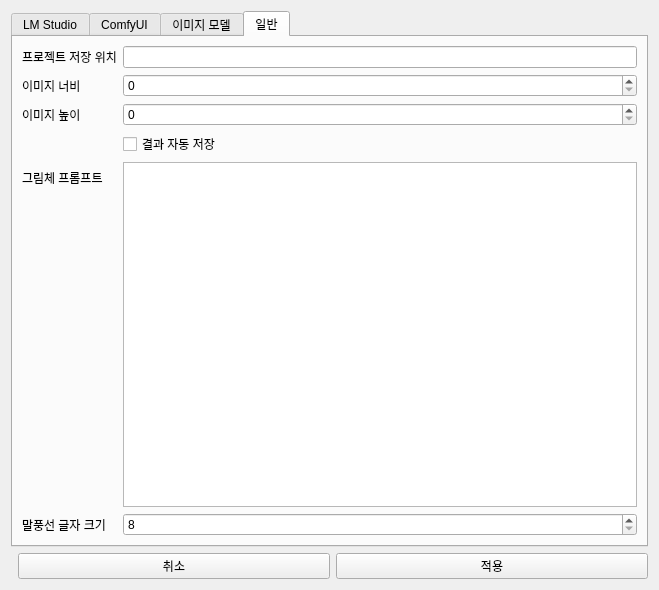
Old version of the form ui/settings/settings_window.ui in the repository Donian-kor/4cut_LocalComic_Studio.
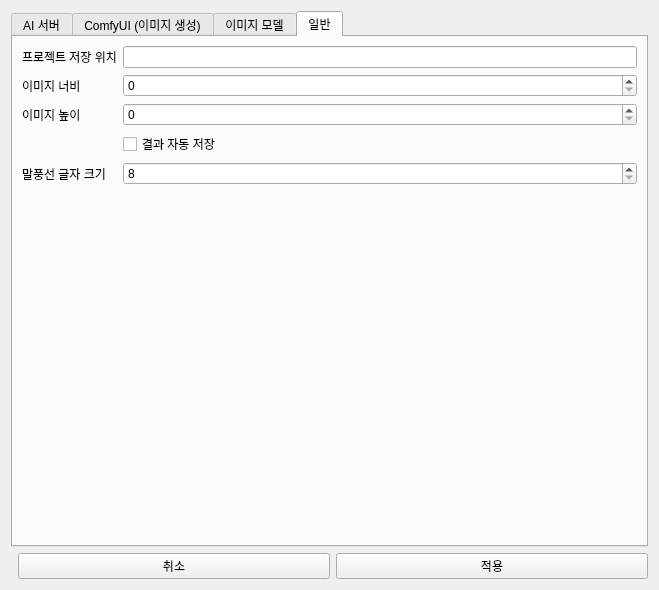
New version of the form. The open tabs and pages were chosen to show the change.

Commit message:
feat(ui): 스타일 프리셋 드롭다운 도입 및 설정창 그림체 프롬프트 제거
- `IdeaSection`에서 `styleEdit` QLineEdit을 QComboBox로 교체하고 5가지 스타일 프리셋(기본, kr웹툰, 일본만화, 서양판타지, 일상로맨스) 추가
- 설정창에서 그림체 프롬프트 필드 제거 및 `style_prompt` 설정 저장 로직 제거
- `IdeaSection`에 `settings_manager` 의존성 주입
- 설정 탭 제목 변경(LM Studio → AI 서버, ComfyUI → ComfyUI (이미지 생성))
- `.gitignore`에 `*.png`, `_ui.py`, `.vscode/` 추가 및 임시 파일 삭제

What changed in the file:
```diff
--- a/ui/settings/settings_window.ui
+++ b/ui/settings/settings_window.ui
@@ -6,7 +6,7 @@
   <property name="minimumSize"><size><width>650</width><height>500</height></size></property>
   <layout class="QVBoxLayout" name="verticalLayout">
    <item><widget class="QTabWidget" name="tabs">
-    <widget class="QWidget" name="lmstudioTab"><attribute name="title"><string>LM Studio</string></attribute>
+    <widget class="QWidget" name="lmstudioTab"><attribute name="title"><string>AI 서버</string></attribute>
      <layout class="QFormLayout" name="lmForm">
       <item row="0" column="0"><widget class="QLabel" name="lmHostLabel"><property name="text"><string>서버 주소</string></property></widget></item>
       <item row="0" column="1"><widget class="QLineEdit" name="lmHostEdit"/></item>
@@ -20,7 +20,7 @@
       <item row="5" column="1"><widget class="QLabel" name="lmStatusLabel"><property name="text"><string>상태: 테스트 전</string></property></widget></item>
      </layout>
     </widget>
-    <widget class="QWidget" name="comfyTab"><attribute name="title"><string>ComfyUI</string></attribute>
+    <widget class="QWidget" name="comfyTab"><attribute name="title"><string>ComfyUI (이미지 생성)</string></attribute>
      <layout class="QFormLayout" name="comfyForm">
       <item row="0" column="0"><widget class="QLabel" name="comfyHostLabel"><property name="text"><string>서버 주소</string></property></widget></item>
       <item row="0" column="1"><widget class="QLineEdit" name="comfyHostEdit"/></item>
@@ -89,8 +89,6 @@
       <item row="2" column="0"><widget class="QLabel"><property name="text"><string>이미지 높이</string></property></widget></item>
       <item row="2" column="1"><widget class="QSpinBox" name="heightSpin"><property name="maximum"><number>4096</number></property></widget></item>
       <item row="3" column="1"><widget class="QCheckBox" name="autoSaveCheck"><property name="text"><string>결과 자동 저장</string></property></widget></item>
-           <item row="4" column="0"><widget class="QLabel"><property name="text"><string>그림체 프롬프트</string></property></widget></item>
-      <item row="4" column="1"><widget class="QPlainTextEdit" name="stylePromptEdit"/></item>
       <item row="5" column="0"><widget class="QLabel"><property name="text"><string>말풍선 글자 크기</string></property></widget></item>
       <item row="5" column="1"><widget class="QSpinBox" name="bubbleFontSpin"><property name="maximum"><number>200</number></property><property name="minimum"><number>8</number></property></widget></item>
      </layout>
```
The commit also changes 8 other files.
